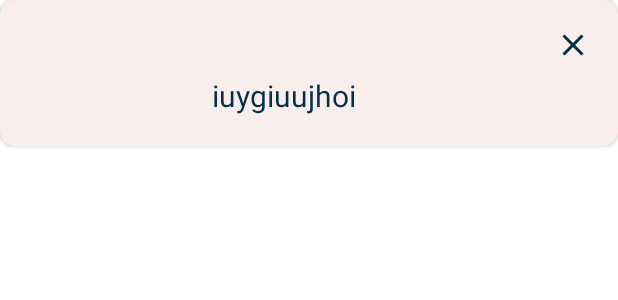
After one commit to Karibayasmin/PrayAndHeal, an Android app: the layout custom_alert_dialog.xml on its own in the app's theme, with its tools: preview values and no code run, on a phone screen of 412 x 824 dp. The commit adds this screen. Shown: the top 300 px of the screen. Run offline under Robolectric (Android 15) with nearby library versions, the phone set to English and light mode, and no system bars; network calls fail.

Commit message:
[Added] onClick on ayat list item and show in a alert dialog

```diff
--- /dev/null
+++ b/app/src/main/res/drawable/ic_baseline_close_24.xml
@@ -0,0 +1,5 @@
+<vector android:height="24dp" android:tint="#FFFFFF"
+    android:viewportHeight="24" android:viewportWidth="24"
+    android:width="24dp" xmlns:android="http://schemas.android.com/apk/res/android">
+    <path android:fillColor="@android:color/white" android:pathData="M19,6.41L17.59,5 12,10.59 6.41,5 5,6.41 10.59,12 5,17.59 6.41,19 12,13.41 17.59,19 19,17.59 13.41,12z"/>
+</vector>
--- /dev/null
+++ b/app/src/main/res/layout/custom_alert_dialog.xml
@@ -0,0 +1,40 @@
+<?xml version="1.0" encoding="utf-8"?>
+<androidx.cardview.widget.CardView xmlns:android="http://schemas.android.com/apk/res/android"
+    android:layout_width="match_parent"
+    android:layout_height="wrap_content"
+    xmlns:app="http://schemas.android.com/apk/res-auto"
+    app:cardCornerRadius="10dp"
+    app:cardBackgroundColor="@color/white_salt">
+
+    <RelativeLayout
+        android:layout_width="match_parent"
+        android:layout_height="wrap_content">
+
+        <androidx.appcompat.widget.AppCompatImageView
+            android:id="@+id/imageView_close"
+            android:layout_width="40dp"
+            android:layout_height="40dp"
+            android:src="@drawable/ic_baseline_close_24"
+            android:layout_alignParentEnd="true"
+            android:layout_marginEnd="10dp"
+            android:layout_marginTop="10dp"
+            android:padding="8dp"
+            app:tint="@color/blue"/>
+
+        <androidx.appcompat.widget.AppCompatTextView
+            android:id="@+id/textView_message"
+            android:layout_width="wrap_content"
+            android:layout_height="wrap_content"
+            android:layout_below="@+id/imageView_close"
+            android:layout_alignParentStart="true"
+            android:layout_toStartOf="@+id/imageView_close"
+            android:gravity="center"
+            android:layout_marginBottom="20dp"
+            android:paddingStart="16dp"
+            android:text="iuygiuujhoi"
+            android:textColor="@color/blue"
+            android:textSize="20sp" />
+
+    </RelativeLayout>
+
+</androidx.cardview.widget.CardView>
--- a/app/src/main/res/layout/item_favorite_ayat.xml
+++ b/app/src/main/res/layout/item_favorite_ayat.xml
@@ -9,6 +9,7 @@
     </data>
 
     <androidx.cardview.widget.CardView
+        android:id="@+id/cardView_ayat"
         android:layout_width="match_parent"
         android:layout_height="220dp"
         app:cardCornerRadius="10dp"
```
Also changed, not shown: app/src/main/java/com/kariba/prayheal/activity/MainActivity.kt (+42 -2 lines), app/src/main/java/com/kariba/prayheal/adapter/AdapterFavoriteAyat.kt (+9 -3 lines).
